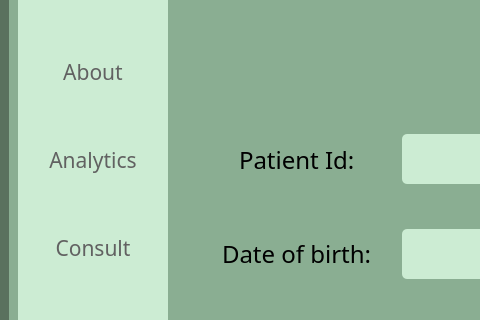
srishtiigautam/restorehealth, file Patient_info_display.ui: the form before one commit; both pictures show x 0 to 480 and y 216 to 536 of the 1069 by 761 pixel window.
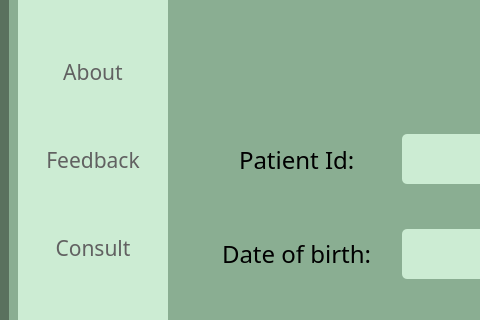
The form after the commit. Icons and pictures are not drawn.

Commit message: "Analytics" changed to "Feedback"

```diff
--- a/Patient_info_display.ui
+++ b/Patient_info_display.ui
@@ -301,7 +301,7 @@
 </string>
             </property>
             <property name="text">
-             <string>Analytics</string>
+             <string>Feedback</string>
             </property>
            </widget>
           </item>
```
Left out of the diff: 14 changed lines with no effect on the pictures. The commit also changes 19 other files.
